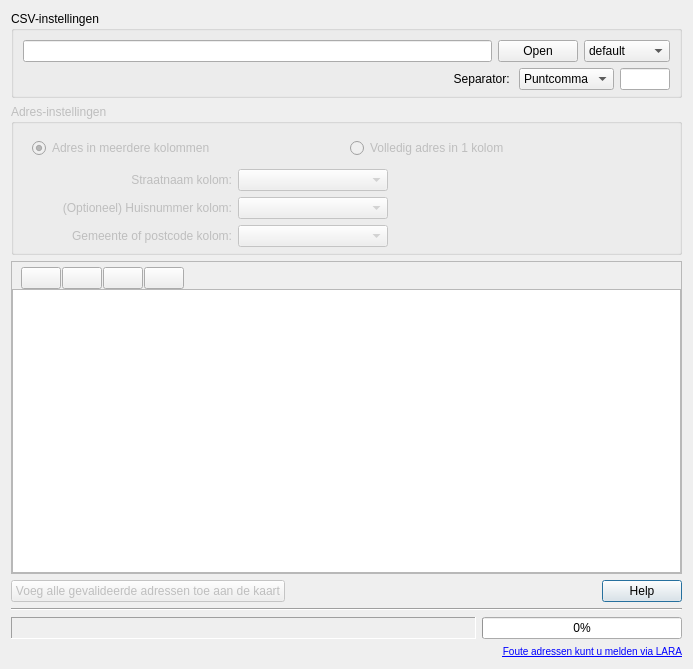
The window that ui_geopunt4QgisBatchGeoCode.ui (warrieka/geopunt4Qgis) describes before a commit, drawn with Qt 5.
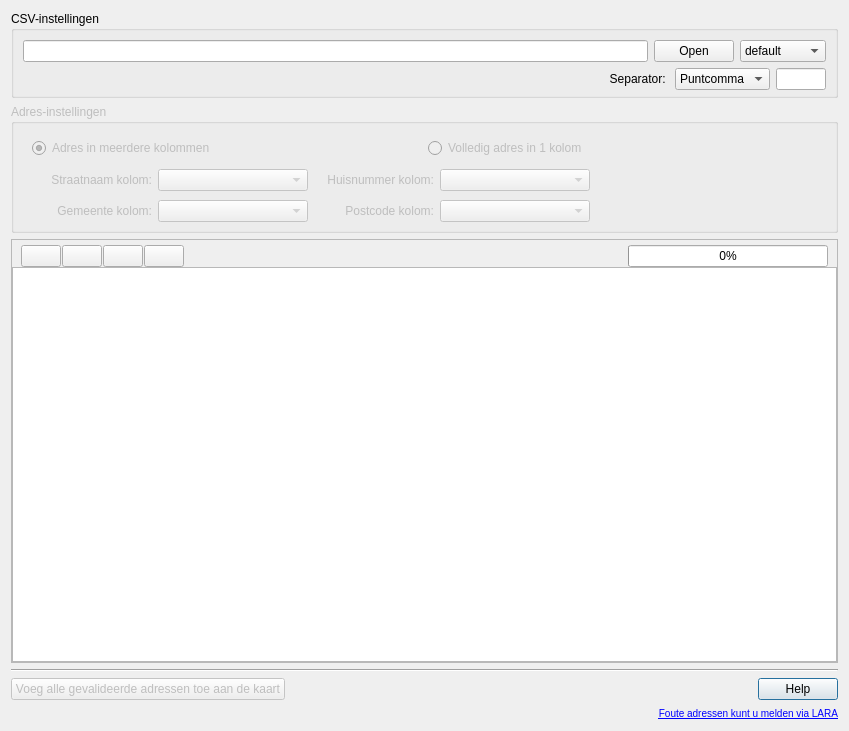
The same window after the commit. Icons and pictures are not drawn.

Commit message: added adressen register as source batch geocode

```diff
--- a/ui_geopunt4QgisBatchGeoCode.ui
+++ b/ui_geopunt4QgisBatchGeoCode.ui
@@ -7,8 +7,8 @@
    <rect>
     <x>0</x>
     <y>0</y>
-    <width>693</width>
-    <height>669</height>
+    <width>849</width>
+    <height>731</height>
    </rect>
   </property>
   <property name="contextMenuPolicy">
@@ -182,7 +182,7 @@
       <bool>false</bool>
      </property>
      <property name="sizePolicy">
-      <sizepolicy hsizetype="Preferred" vsizetype="Minimum">
+      <sizepolicy hsizetype="Preferred" vsizetype="Preferred">
        <horstretch>0</horstretch>
        <verstretch>0</verstretch>
       </sizepolicy>
@@ -225,7 +225,7 @@
       </item>
       <item>
        <widget class="QWidget" name="adresChooseWgt" native="true">
-        <layout class="QFormLayout" name="formLayout">
+        <layout class="QGridLayout" name="gridLayout">
          <property name="topMargin">
           <number>0</number>
          </property>
@@ -242,7 +242,7 @@
            </property>
            <property name="minimumSize">
             <size>
-             <width>200</width>
+             <width>120</width>
              <height>0</height>
             </size>
            </property>
@@ -254,6 +254,22 @@
            </property>
           </widget>
          </item>
+         <item row="0" column="3">
+          <widget class="QComboBox" name="huisnrSelect">
+           <property name="sizePolicy">
+            <sizepolicy hsizetype="Fixed" vsizetype="Preferred">
+             <horstretch>0</horstretch>
+             <verstretch>0</verstretch>
+            </sizepolicy>
+           </property>
+           <property name="minimumSize">
+            <size>
+             <width>150</width>
+             <height>0</height>
+            </size>
+           </property>
+          </widget>
+         </item>
          <item row="0" column="1">
           <widget class="QComboBox" name="adresColSelect">
            <property name="sizePolicy">
@@ -270,19 +286,20 @@
            </property>
           </widget>
          </item>
-        </layout>
-       </widget>
-      </item>
-      <item>
-       <widget class="QWidget" name="huisnrChooseWgt" native="true">
-        <layout class="QFormLayout" name="formLayout_3">
-         <property name="topMargin">
-          <number>0</number>
-         </property>
-         <property name="bottomMargin">
-          <number>0</number>
-         </property>
-         <item row="0" column="0">
+         <item row="0" column="4">
+          <spacer name="horizontalSpacer_3">
+           <property name="orientation">
+            <enum>Qt::Horizontal</enum>
+           </property>
+           <property name="sizeHint" stdset="0">
+            <size>
+             <width>40</width>
+             <height>20</height>
+            </size>
+           </property>
+          </spacer>
+         </item>
+         <item row="0" column="2">
           <widget class="QLabel" name="huisnrLbl">
            <property name="sizePolicy">
             <sizepolicy hsizetype="Fixed" vsizetype="Preferred">
@@ -292,69 +309,31 @@
            </property>
            <property name="minimumSize">
             <size>
-             <width>200</width>
+             <width>120</width>
              <height>0</height>
             </size>
            </property>
            <property name="text">
-            <string>(Optioneel) Huisnummer kolom:</string>
+            <string> Huisnummer kolom:</string>
            </property>
            <property name="alignment">
             <set>Qt::AlignRight|Qt::AlignTrailing|Qt::AlignVCenter</set>
            </property>
           </widget>
          </item>
-         <item row="0" column="1">
-          <widget class="QComboBox" name="huisnrSelect">
-           <property name="sizePolicy">
-            <sizepolicy hsizetype="Fixed" vsizetype="Preferred">
-             <horstretch>0</horstretch>
-             <verstretch>0</verstretch>
-            </sizepolicy>
-           </property>
-           <property name="minimumSize">
-            <size>
-             <width>150</width>
-             <height>0</height>
-            </size>
-           </property>
-          </widget>
-         </item>
         </layout>
        </widget>
       </item>
       <item>
        <widget class="QWidget" name="gemeenteChooseWgt" native="true">
-        <layout class="QFormLayout" name="formLayout_2">
+        <layout class="QGridLayout" name="gridLayout_2">
          <property name="topMargin">
-          <number>0</number>
+          <number>3</number>
          </property>
          <property name="bottomMargin">
-          <number>0</number>
+          <number>3</number>
          </property>
-         <item row="0" column="0">
-          <widget class="QLabel" name="gemeenteColLbl">
-           <property name="sizePolicy">
-            <sizepolicy hsizetype="Fixed" vsizetype="Preferred">
-             <horstretch>0</horstretch>
-             <verstretch>0</verstretch>
-            </sizepolicy>
-           </property>
-           <property name="minimumSize">
-            <size>
-             <width>200</width>
-             <height>0</height>
-            </size>
-           </property>
-           <property name="text">
-            <string>Gemeente of postcode kolom:</string>
-           </property>
-           <property name="alignment">
-            <set>Qt::AlignRight|Qt::AlignTrailing|Qt::AlignVCenter</set>
-           </property>
-          </widget>
-         </item>
-         <item row="0" column="1">
+         <item row="1" column="1">
           <widget class="QComboBox" name="gemeenteColSelect">
            <property name="sizePolicy">
             <sizepolicy hsizetype="Fixed" vsizetype="Preferred">
@@ -370,6 +349,79 @@
            </property>
           </widget>
          </item>
+         <item row="1" column="0">
+          <widget class="QLabel" name="gemeenteColLbl">
+           <property name="sizePolicy">
+            <sizepolicy hsizetype="Fixed" vsizetype="Preferred">
+             <horstretch>0</horstretch>
+             <verstretch>0</verstretch>
+            </sizepolicy>
+           </property>
+           <property name="minimumSize">
+            <size>
+             <width>120</width>
+             <height>0</height>
+            </size>
+           </property>
+           <property name="text">
+            <string>Gemeente kolom:</string>
+           </property>
+           <property name="alignment">
+            <set>Qt::AlignRight|Qt::AlignTrailing|Qt::AlignVCenter</set>
+           </property>
+          </widget>
+         </item>
+         <item row="1" column="3">
+          <widget class="QComboBox" name="pcColSelect">
+           <property name="sizePolicy">
+            <sizepolicy hsizetype="Fixed" vsizetype="Preferred">
+             <horstretch>0</horstretch>
+             <verstretch>0</verstretch>
+            </sizepolicy>
+           </property>
+           <property name="minimumSize">
+            <size>
+             <width>150</width>
+             <height>0</height>
+            </size>
+           </property>
+          </widget>
+         </item>
+         <item row="1" column="2">
+          <widget class="QLabel" name="pcColLbl">
+           <property name="sizePolicy">
+            <sizepolicy hsizetype="Fixed" vsizetype="Preferred">
+             <horstretch>0</horstretch>
+             <verstretch>0</verstretch>
+            </sizepolicy>
+           </property>
+           <property name="minimumSize">
+            <size>
+             <width>120</width>
+             <height>0</height>
+            </size>
+           </property>
+           <property name="text">
+            <string>Postcode kolom:</string>
+           </property>
+           <property name="alignment">
+            <set>Qt::AlignRight|Qt::AlignTrailing|Qt::AlignVCenter</set>
+           </property>
+          </widget>
+         </item>
+         <item row="1" column="4">
+          <spacer name="horizontalSpacer_4">
+           <property name="orientation">
+            <enum>Qt::Horizontal</enum>
+           </property>
+           <property name="sizeHint" stdset="0">
+            <size>
+             <width>40</width>
+             <height>20</height>
+            </size>
+           </property>
+          </spacer>
+         </item>
         </layout>
        </widget>
       </item>
@@ -526,6 +578,37 @@
            </property>
           </spacer>
          </item>
+         <item>
+          <widget class="QProgressBar" name="statusProgress">
+           <property name="sizePolicy">
+            <sizepolicy hsizetype="Fixed" vsizetype="Fixed">
+             <horstretch>0</horstretch>
+             <verstretch>0</verstretch>
+            </sizepolicy>
+           </property>
+           <property name="minimumSize">
+            <size>
+             <width>200</width>
+             <height>0</height>
+            </size>
+           </property>
+           <property name="maximum">
+            <number>10</number>
+           </property>
+           <property name="value">
+            <number>0</number>
+           </property>
+           <property name="textVisible">
+            <bool>true</bool>
+           </property>
+           <property name="invertedAppearance">
+            <bool>false</bool>
+           </property>
+           <property name="textDirection">
+            <enum>QProgressBar::TopToBottom</enum>
+           </property>
+          </widget>
+         </item>
         </layout>
        </widget>
       </item>
@@ -549,7 +632,30 @@
     </widget>
    </item>
    <item>
-    <layout class="QHBoxLayout" name="bottomBtns">
+    <widget class="Line" name="line">
+     <property name="orientation">
+      <enum>Qt::Horizontal</enum>
+     </property>
+    </widget>
+   </item>
+   <item>
+    <widget class="QWidget" name="statusBar" native="true">
+     <property name="autoFillBackground">
+      <bool>false</bool>
+     </property>
+     <layout class="QHBoxLayout" name="horizontalLayout_8">
+      <property name="leftMargin">
+       <number>0</number>
+      </property>
+      <property name="topMargin">
+       <number>0</number>
+      </property>
+      <property name="rightMargin">
+       <number>0</number>
+      </property>
+      <property name="bottomMargin">
+       <number>0</number>
+      </property>
      <item>
       <widget class="QPushButton" name="addToMapKnop">
        <property name="enabled">
@@ -577,7 +683,7 @@
       </widget>
      </item>
      <item>
-      <spacer name="horizontalSpacer_2">
+       <spacer name="horizontalSpacer_5">
        <property name="orientation">
         <enum>Qt::Horizontal</enum>
        </property>
@@ -606,36 +712,14 @@
       </widget>
      </item>
     </layout>
-   </item>
-   <item>
-    <widget class="Line" name="line">
-     <property name="orientation">
-      <enum>Qt::Horizontal</enum>
-     </property>
     </widget>
    </item>
    <item>
-    <widget class="QWidget" name="statusBar" native="true">
-     <property name="autoFillBackground">
-      <bool>false</bool>
-     </property>
-     <layout class="QHBoxLayout" name="horizontalLayout_8">
-      <property name="leftMargin">
-       <number>0</number>
-      </property>
-      <property name="topMargin">
-       <number>0</number>
-      </property>
-      <property name="rightMargin">
-       <number>0</number>
-      </property>
-      <property name="bottomMargin">
-       <number>0</number>
-      </property>
+    <layout class="QHBoxLayout" name="horizontalLayout_3">
       <item>
        <widget class="QLabel" name="statusMsg">
         <property name="frameShape">
-         <enum>QFrame::Panel</enum>
+        <enum>QFrame::NoFrame</enum>
         </property>
         <property name="frameShadow">
          <enum>QFrame::Sunken</enum>
@@ -646,40 +730,6 @@
         <property name="alignment">
          <set>Qt::AlignRight|Qt::AlignTrailing|Qt::AlignVCenter</set>
         </property>
-       </widget>
-      </item>
-      <item>
-       <widget class="QProgressBar" name="statusProgress">
-        <property name="sizePolicy">
-         <sizepolicy hsizetype="Fixed" vsizetype="Fixed">
-          <horstretch>0</horstretch>
-          <verstretch>0</verstretch>
-         </sizepolicy>
-        </property>
-        <property name="minimumSize">
-         <size>
-          <width>200</width>
-          <height>0</height>
-         </size>
-        </property>
-        <property name="maximum">
-         <number>10</number>
-        </property>
-        <property name="value">
-         <number>0</number>
-        </property>
-        <property name="textVisible">
-         <bool>true</bool>
-        </property>
-        <property name="invertedAppearance">
-         <bool>false</bool>
-        </property>
-        <property name="textDirection">
-         <enum>QProgressBar::TopToBottom</enum>
-        </property>
-       </widget>
-      </item>
-     </layout>
     </widget>
    </item>
    <item>
@@ -700,6 +750,8 @@
       <set>Qt::LinksAccessibleByKeyboard|Qt::LinksAccessibleByMouse</set>
      </property>
     </widget>
+     </item>
+    </layout>
    </item>
   </layout>
   <action name="actionAddValidToMap">
```
Lines whose indentation alone changed are shown as unchanged. The commit also changes 3 other files.
